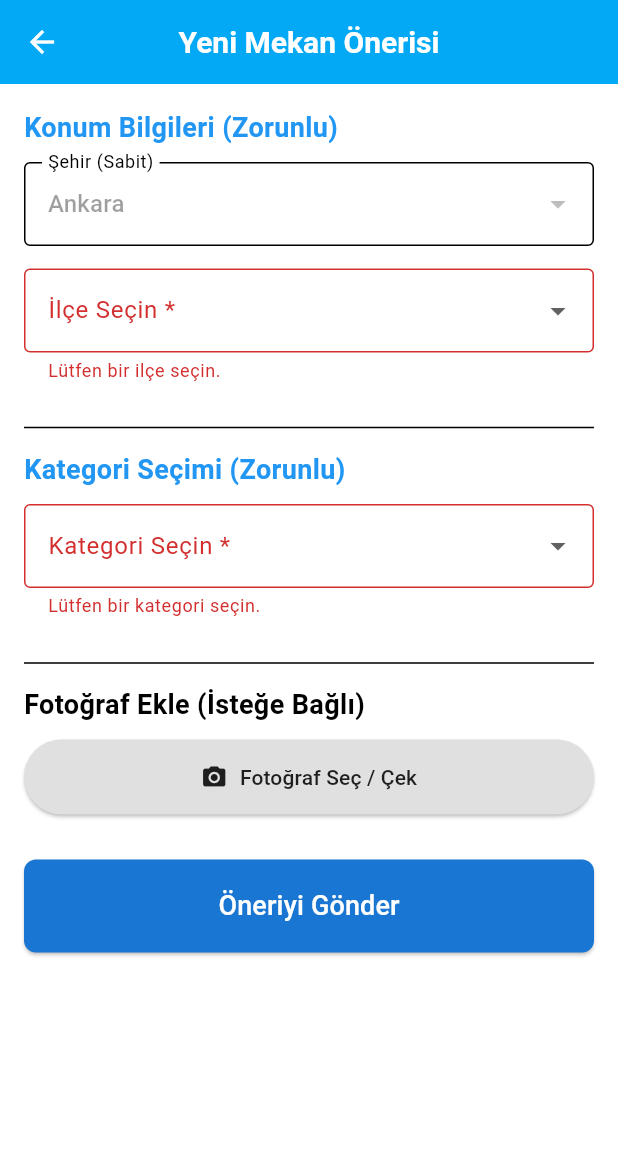
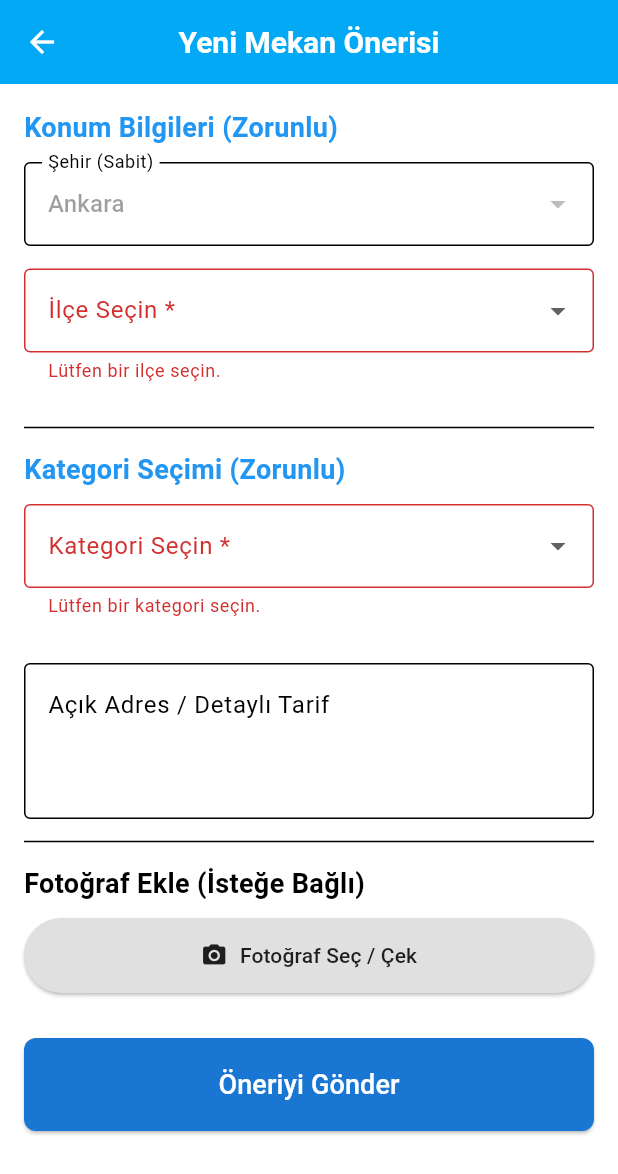
Before and after one commit to berta-ff/proje, a Flutter app: the SuggestPlaceScreen screen opened directly, after a tap on "Öneriyi Gönder", on a phone screen of 412 x 824 dp. Shown: the top 1174 px of the screen. Run offline on Flutter 3.47's test engine with Material 3 defaults, Android fonts, the phone set to English and light mode, and no system bars; our stand-ins replace cloud_firestore, firebase_auth, firebase_core, firebase_storage, image_picker, shared_preferences; accounts and stored records are empty.

Commit message:
Yer önerisi kısmı güncellendi.

```diff
--- a/lib/screens/suggest_place_screen.dart
+++ b/lib/screens/suggest_place_screen.dart
@@ -1,7 +1,9 @@
 import 'dart:io';
 import 'package:image_picker/image_picker.dart';
 import 'package:flutter/material.dart';
-
+import 'package:cloud_firestore/cloud_firestore.dart';
+import 'package:firebase_storage/firebase_storage.dart';
+import 'package:firebase_auth/firebase_auth.dart';
 class SuggestPlaceScreen extends StatefulWidget {
   const SuggestPlaceScreen({super.key});
 
@@ -15,9 +17,12 @@ class _SuggestPlaceScreenState extends State<SuggestPlaceScreen> {
   String? _selectedDistrict;
   String? _selectedNeighbourhood;
   String? _selectedCategory;
+  String? _addressDetails;
+  String? _placeName;
+  String? _placeDescription;
   final _formKey = GlobalKey<FormState>();
 
-  File? _selectedImage;
+  XFile? _selectedImage;
   final ImagePicker _picker= ImagePicker();
 
   // --- Dropdown Verileri ---
@@ -31,19 +36,80 @@ class _SuggestPlaceScreenState extends State<SuggestPlaceScreen> {
     'Etimesgut':['Çarşı','Elvankent','Eryaman','Güvercinlik', ],
   };
 
-  // --- Metotlar ---
-  void _submitSuggestion() {
+
+  void _submitSuggestion() async { // Metodu 'async' yaptık!
     if (_formKey.currentState!.validate()) {
-      if(_selectedImage !=null){
-        print('Yüklenecek Fotoğraf Yolu: ${_selectedImage!.path}');
+      _formKey.currentState!.save();
+
+      // Loading göstergesi
+      ScaffoldMessenger.of(context).showSnackBar(
+        SnackBar(content: Text('Öneri Gönderiliyor, Lütfen Bekleyin...')),
+      );
+
+      try {
+        await _uploadFileAndSaveData(); // 2. Adımda oluşturduğumuz metodu çağır
+
+        // Başarılı olursa eski Snackbar'ı kapat ve yeni başarılı mesajı göster.
+        ScaffoldMessenger.of(context).hideCurrentSnackBar();
+        ScaffoldMessenger.of(context).showSnackBar(
+          const SnackBar(content: Text('✅ Öneri Başarıyla Gönderildi!')),
+        );
+
+        // Ekrandan Geri Dön
+        Navigator.of(context).pop();
+
+      } catch (error) {
+        // Hata durumunda kullanıcıya hata mesajını göster
+        ScaffoldMessenger.of(context).hideCurrentSnackBar();
+        ScaffoldMessenger.of(context).showSnackBar(
+          SnackBar(content: Text('❌ Gönderim Hatası: ${error.toString()}')),
+        );
       }
-      ScaffoldMessenger.of(context).showSnackBar(
-        SnackBar(content: Text('Öneriniz başarıyla alındı: $_selectedCity, $_selectedDistrict, $_selectedCategory')),
-      );
-      // TODO: Burada gerçek Firebase/API gönderim kodunu ekleyeceksiniz.
-      Navigator.of(context).pop();
     }
   }
+
+  Future<void> _uploadFileAndSaveData() async {
+    // 1. Kullanıcıdan UID alınması (zorunlu, Firebase Auth'a bağlı)
+    final user = FirebaseAuth.instance.currentUser;
+    if (user == null) {
+      // Kullanıcı oturum açmadıysa hata ver
+      throw Exception("Oturum açmış bir kullanıcı bulunamadı.");
+    }
+    final userId = user.uid;
+    String? imageUrl;
+
+    // 2. Fotoğraf Yükleme (Sadece fotoğraf seçilmişse)
+    if (_selectedImage != null) {
+      final storageRef = FirebaseStorage.instance
+          .ref()
+          .child('place_images') // Ana klasör adı
+          .child('${DateTime.now().millisecondsSinceEpoch}_${_selectedImage!.name}'); // Benzersiz dosya adı
+
+      // XFile'dan Byte dizisi alıp yükleme
+      await storageRef.putData(await _selectedImage!.readAsBytes());
+
+      // Yükleme tamamlandı, şimdi URL'yi al
+      imageUrl = await storageRef.getDownloadURL();
+    }
+
+    // 3. Firestore'a Kaydedilecek Veri Haritası
+    final placeData = {
+      'placeName': _placeName ?? 'İsimsiz Mekan', // Mekan adı eklenince değişecek
+      'category': _selectedCategory,
+      'city': _selectedCity,
+      'district': _selectedDistrict,
+      'neighbourhood': _selectedNeighbourhood,
+      'addressDetails': _addressDetails ?? '',
+      'description': _placeDescription ?? '', // Açıklama eklenince değişecek
+      'imageUrl': imageUrl, // Yüklenen fotoğrafın URL'si
+      'suggestedBy': userId, // Kimin önerdiği
+      'timestamp': FieldValue.serverTimestamp(), // Kayıt zamanı
+    };
+
+    // 4. Firestore'a Kaydetme
+    await FirebaseFirestore.instance.collection('suggestions').add(placeData);
+  }
+
 
   void _pickImage() async {
     final XFile? pickedFile = await _picker.pickImage(
@@ -54,7 +120,7 @@ class _SuggestPlaceScreenState extends State<SuggestPlaceScreen> {
     if (pickedFile != null) {
       setState(() {
         // Seçilen fotoğrafı File tipinde değişkene atarız.
-        _selectedImage = File(pickedFile.path);
+        _selectedImage = pickedFile;
       });
     } else {
       // Kullanıcı fotoğraf seçmeden geri döndüyse
@@ -118,6 +184,7 @@ class _SuggestPlaceScreenState extends State<SuggestPlaceScreen> {
                   },
                 ),
 
+
               const Divider(height: 30),
 
               const Text(
@@ -137,6 +204,21 @@ class _SuggestPlaceScreenState extends State<SuggestPlaceScreen> {
                   });
                 },
               ),
+              const SizedBox(height: 15),
+
+              TextFormField(
+                decoration: const InputDecoration(
+                  labelText: 'Açık Adres / Detaylı Tarif',
+                  hintText: 'Örn: Ana Cadde 5/A, Parkın yanı, caminin karşısı.',
+                  border: OutlineInputBorder(),
+                  alignLabelWithHint: true,
+                ),
+                maxLines: 3, // Birden fazla satır yazılabilir
+                keyboardType: TextInputType.multiline,
+                onSaved: (value) {
+                  _addressDetails = value; // 1. Adımda tanımladığımız değişkene kaydediyoruz
+                },
+              ),
 
               const Divider(height: 30),
 
@@ -147,13 +229,16 @@ class _SuggestPlaceScreenState extends State<SuggestPlaceScreen> {
               const SizedBox(height: 10),
 
               // Seçilen fotoğraf varsa, onu göster (YENİ KOD BAŞLANGICI)
+              // Seçilen fotoğraf varsa, onu göster (YENİ KOD BLOĞU)
               if (_selectedImage != null)
                 Padding(
                   padding: const EdgeInsets.only(bottom: 10.0),
-                  child: Image.file(
-                    _selectedImage!,
+                  child: Image.network(
+                    _selectedImage!.path, // Web'de bu, tarayıcının geçici dosya URL'sidir.
                     height: 200,
                     fit: BoxFit.cover,
+                    // Eğer Flutter Web kullanıyorsanız ve XFile.path direkt çalışmazsa,
+                    // bu Image.network kullanımı genellikle image_picker'ın Web tarafı implementasyonu sayesinde çalışır.
                   ),
                 ),
 
--- a/pubspec.yaml
+++ b/pubspec.yaml
@@ -20,6 +20,7 @@ dependencies:
   provider: ^6.1.2
   cloud_firestore: ^4.17.5
   image_picker: ^1.2.1
+  firebase_storage: ^11.7.7
 
 dev_dependencies:
   flutter_test:
```
Also changed, not shown: pubspec.lock, 3 other files.
